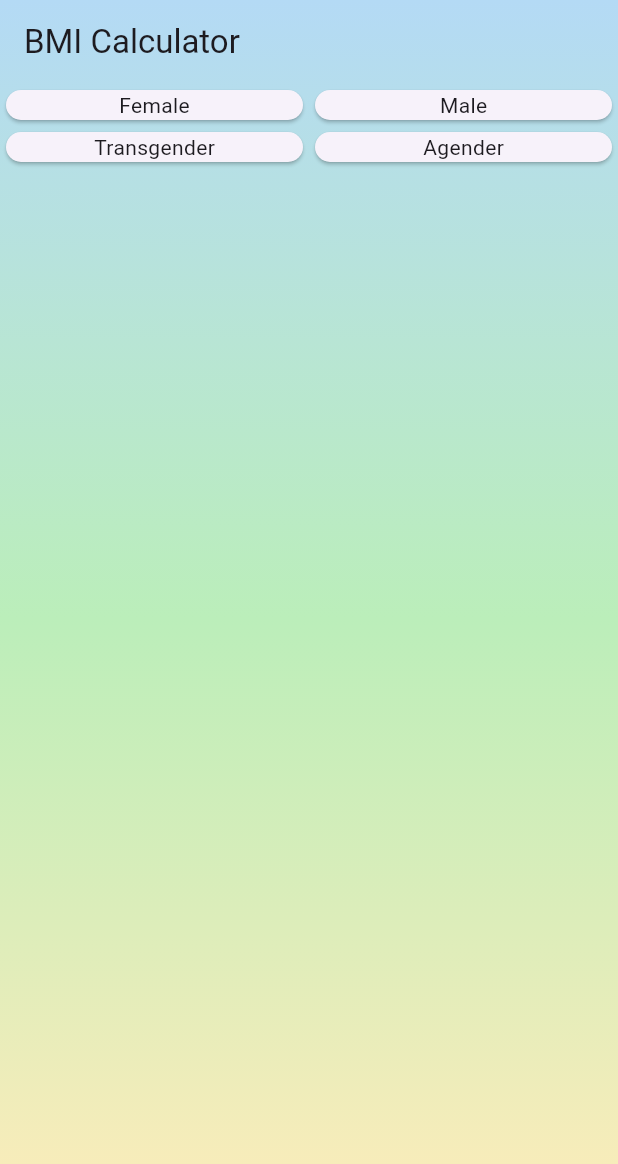
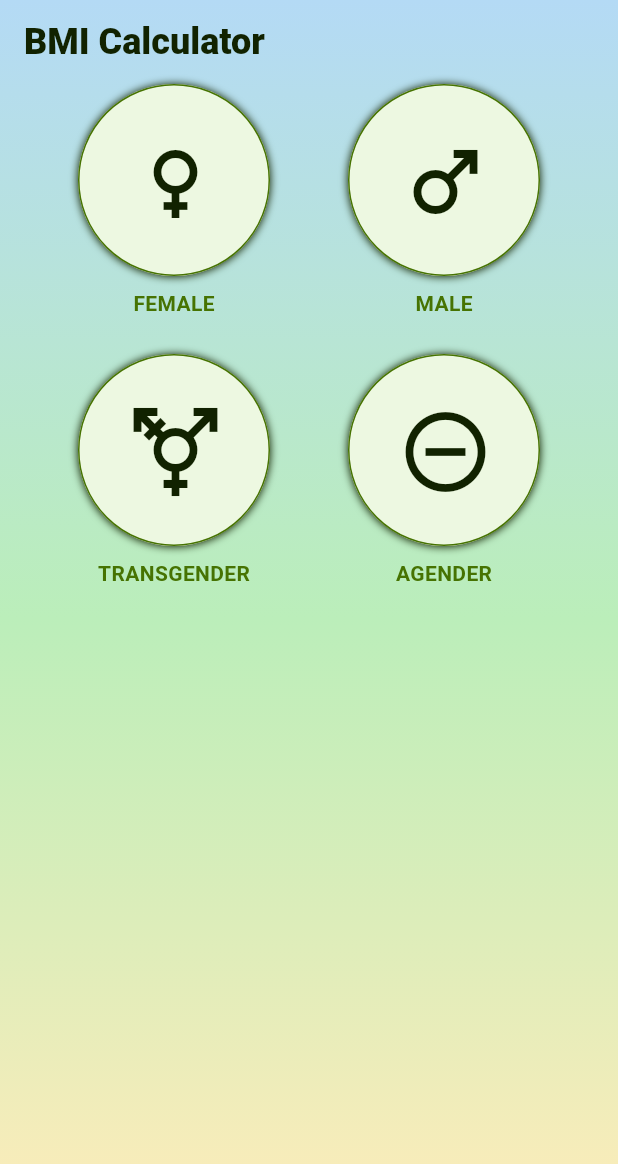
Before and after one commit to SayvIlahsiav/bmi_calculator, a Flutter app: the screen it shows after launch, on a phone screen of 412 x 824 dp. Shown: the top 1164 px of the screen. Run offline on Flutter 3.47's test engine with Material 3 defaults, Android fonts, the phone set to English and light mode, and no system bars; our stand-ins replace google_fonts.

Commit message:
Refactor project structure, replace RoundIconButton with GenderSelector, and update screen organization.

```diff
--- /dev/null
+++ b/lib/components/gender_selector.dart
@@ -0,0 +1,87 @@
+import 'package:flutter/material.dart';
+import 'package:bmi_calculator/constants.dart';
+
+class GenderSelector extends StatelessWidget {
+  final String selectedGender;
+  final ValueChanged<String> onGenderSelected;
+
+  GenderSelector({required this.selectedGender, required this.onGenderSelected});
+
+  @override
+  Widget build(BuildContext context) {
+    return Column(
+      children: [
+        Row(
+          mainAxisAlignment: MainAxisAlignment.spaceEvenly,
+          children: [
+            _buildGenderButton('Female', Icons.female),
+            _buildGenderButton('Male', Icons.male),
+          ],
+        ),
+        SizedBox(height: 24),
+        Row(
+          mainAxisAlignment: MainAxisAlignment.spaceEvenly,
+          children: [
+            _buildGenderButton('Transgender', Icons.transgender),
+            _buildGenderButton('Agender', Icons.do_not_disturb_on_outlined),
+          ],
+        ),
+      ],
+    );
+  }
+
+  Widget _buildGenderButton(String gender, IconData icon) {
+    final bool isSelected = gender == selectedGender;
+
+    return GestureDetector(
+      onTap: () => onGenderSelected(gender),
+      child: Column(
+        children: [
+          Container(
+            decoration: BoxDecoration(
+              shape: BoxShape.circle,
+              boxShadow: isSelected ? [
+                BoxShadow(color: kColorDarkText),
+                BoxShadow(
+                  color: kColorDarkGreen,
+                  blurRadius: 8,
+                  spreadRadius: -0.25,
+                  offset: Offset(0, 1),
+                )
+              ] : [
+                BoxShadow(
+                  color: kColorDarkText,
+                  blurRadius: 4,
+                  spreadRadius: 0.25,
+                  offset: Offset(0, 0.25),
+                ),
+                BoxShadow(color: kColorLightText)
+              ],
+              border: Border.all(
+                color: isSelected ? kColorDarkText : kColorDarkGreen,
+                width: 1,
+              ),
+            ),
+            padding: EdgeInsets.all(32),
+            height: 128,
+            width: 128,
+            child: Icon(
+              icon,
+              size: 64,
+              color: kColorDarkText,
+            ),
+          ),
+          SizedBox(height: 8),
+          Text(
+            gender.toUpperCase(),
+            style: TextStyle(
+              fontSize: 14,
+              fontWeight: FontWeight.bold,
+              color: isSelected ? kColorDarkText : kColorDarkGreen,
+            ),
+          ),
+        ],
+      ),
+    );
+  }
+}
--- a/lib/constants.dart
+++ b/lib/constants.dart
@@ -1,4 +1,5 @@
 import 'package:flutter/material.dart';
+import 'package:google_fonts/google_fonts.dart';
 
 const kColorLightBlue = Color(0xffB4DAF5);
 const kColorLightGreen = Color(0xffBBEEBA);
@@ -9,4 +10,21 @@ const kColorDarkGreen = Color(0xff467302);
 const kColorDarkYellow = Color(0xffD2DD13);
 const kColorLightText = Color(0xffEDF8E1);
 
-const kTextAppName = Text("BMI Calculator");
+final kTextAppName = Text(
+  'BMI Calculator',
+  style: GoogleFonts.roboto(
+    textStyle: const TextStyle(
+      color: kColorDarkText,
+      fontSize: 24,
+      fontWeight: FontWeight.w900,
+    ),
+  ),
+);
+
+final kTextStyleLabels = GoogleFonts.roboto(
+  textStyle: const TextStyle(
+    color: kColorDarkGreen,
+    fontSize: 16,
+    fontWeight: FontWeight.normal,
+  )
+);
--- a/lib/main.dart
+++ b/lib/main.dart
@@ -1,84 +1,14 @@
 import 'package:bmi_calculator/constants.dart';
-import 'package:flutter/cupertino.dart';
 import 'package:flutter/material.dart';
+import 'screens/home_screen.dart';
 
 void main() => runApp(BMICalculator());
 
 class BMICalculator extends StatelessWidget {
-
   @override
   Widget build(BuildContext context) {
     return MaterialApp(
-      home: InputPage(),
+      home: HomeScreen(),
     );
   }
 }
-
-class InputPage extends StatefulWidget {
-
-  @override
-  State<InputPage> createState() => _InputPageState();
-}
-
-class _InputPageState extends State<InputPage> {
-  @override
-  Widget build(BuildContext context) {
-    return Scaffold(
-      extendBodyBehindAppBar: true,
-      appBar: AppBar(
-        title: kTextAppName,
-        backgroundColor: Colors.transparent,
-      ),
-      body: Container(
-        decoration: const BoxDecoration(
-          gradient: LinearGradient(
-            begin: Alignment.topCenter,
-            end: Alignment.bottomCenter,
-            colors: <Color>[
-              kColorLightBlue,
-              kColorLightGreen,
-              kColorLightYellow,
-            ],
-            tileMode: TileMode.mirror,
-          ),
-        ),
-        child: SafeArea(
-          child: Column(
-            children: [
-              Row(
-                crossAxisAlignment: CrossAxisAlignment.center,
-                children: [
-                  Expanded(
-                    child: Card(
-                      child: Center(child: Text("Female"),),
-                    ),
-                  ),
-                  Expanded(
-                    child: Card(
-                      child: Center(child: Text("Male")),
-                    ),
-                  ),
-                ],
-              ),
-              Row(
-                crossAxisAlignment: CrossAxisAlignment.center,
-                children: [
-                  Expanded(
-                    child: Card(
-                      child: Center(child: Text("Transgender")),
-                    ),
-                  ),
-                  Expanded(
-                    child: Card(
-                      child: Center(child: Text("Agender")),
-                    ),
-                  ),
-                ],
-              ),
-            ],
-          ),
-        ),
-      ),
-    );
-  }
-}
--- /dev/null
+++ b/lib/screens/home_screen.dart
@@ -0,0 +1,51 @@
+import 'package:flutter/material.dart';
+import 'package:bmi_calculator/constants.dart';
+import 'package:bmi_calculator/components/gender_selector.dart';
+
+class HomeScreen extends StatefulWidget {
+  @override
+  _HomeScreenState createState() => _HomeScreenState();
+}
+
+class _HomeScreenState extends State<HomeScreen> {
+  String selectedGender = '';
+
+  @override
+  Widget build(BuildContext context) {
+    return Scaffold(
+      extendBodyBehindAppBar: true,
+      appBar: AppBar(
+        title: kTextAppName,
+        backgroundColor: Colors.transparent,
+      ),
+      body: Container(
+        decoration: const BoxDecoration(
+          gradient: LinearGradient(
+            begin: Alignment.topCenter,
+            end: Alignment.bottomCenter,
+            colors: <Color>[
+              kColorLightBlue,
+              kColorLightGreen,
+              kColorLightYellow,
+            ],
+            tileMode: TileMode.mirror,
+          ),
+        ),
+        child: SafeArea(
+          child: Column(
+            children: [
+              GenderSelector(
+                selectedGender: selectedGender,
+                onGenderSelected: (gender) {
+                  setState(() {
+                    selectedGender = gender;
+                  });
+                },
+              ),
+            ],
+          ),
+        ),
+      ),
+    );
+  }
+}
--- a/pubspec.yaml
+++ b/pubspec.yaml
@@ -36,6 +36,7 @@ dependencies:
   # Use with the CupertinoIcons class for iOS style icons.
   cupertino_icons: ^1.0.6
   font_awesome_flutter: ^10.7.0
+  google_fonts: ^6.2.1
 
 dev_dependencies:
   flutter_test:
```
Also changed, not shown: lib/app_theme.dart (added), lib/components/age_selector.dart (added), lib/screens/result_screen.dart (added), lib/screens/second_screen.dart (added), lib/screens/splash_screen.dart (added), pubspec.lock, 1 other file.
